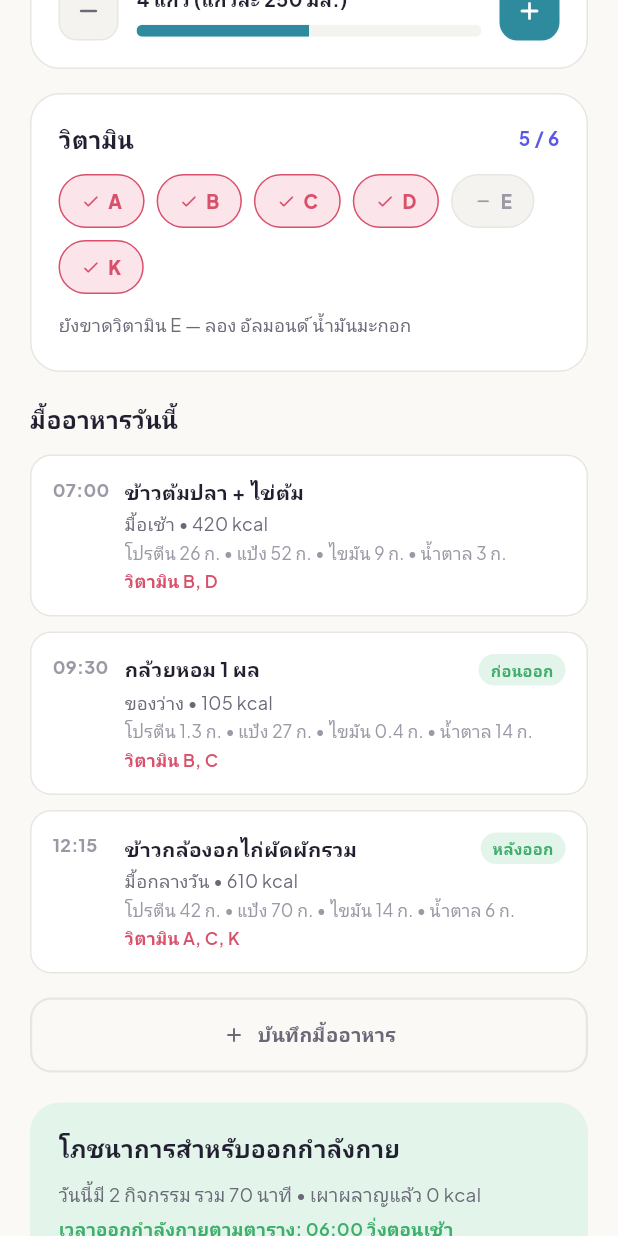
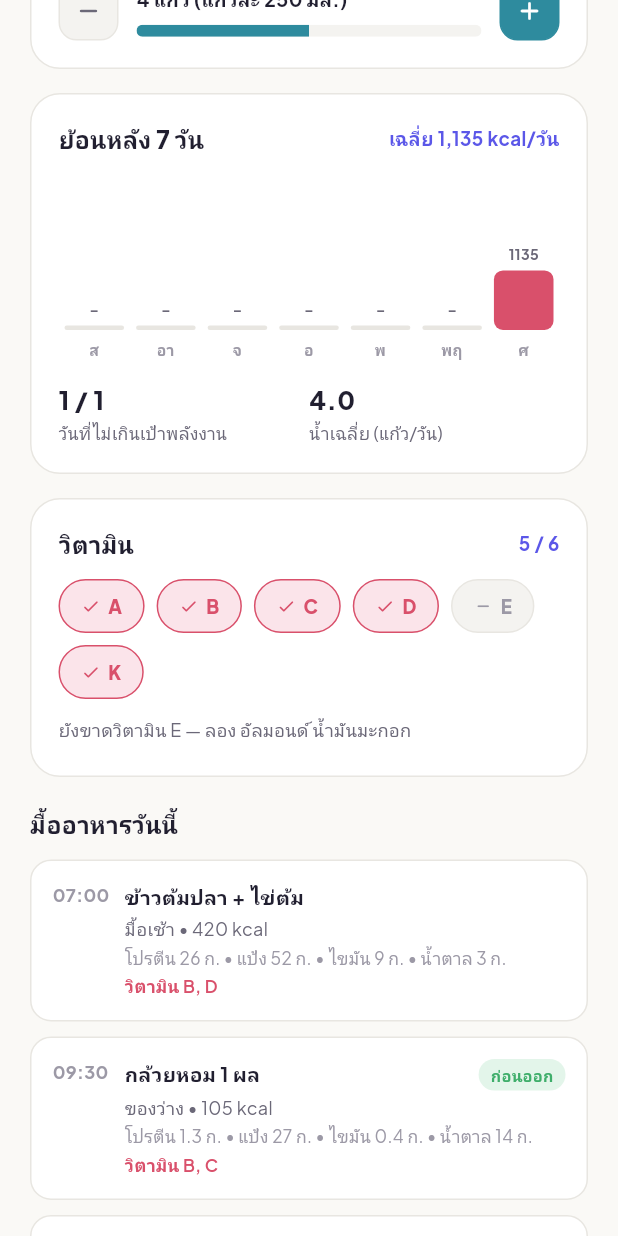
Before and after one commit to pakaneeserviceprogram-a11y/PROGRAMPLANNER, a Flutter app: the NutritionScreen screen opened directly, scrolled down 576 dp, on a phone screen of 412 x 824 dp. Run offline on Flutter 3.47's test engine with Material 3 defaults, Android fonts, the phone set to English and light mode, and no system bars; our stand-ins replace file_picker, flutter_local_notifications, flutter_timezone, font_awesome_flutter, google_fonts, hive_flutter and 2 more; accounts and stored records are empty.

Commit message:
เพิ่มกราฟโภชนาการย้อนหลัง 7 วันในหน้าทานอาหาร & โภชนาการ
- NutritionHistory รวมมื้ออาหาร + น้ำดื่มรายวัน โดยค่าเฉลี่ยนับเฉพาะวันที่บันทึกไว้จริง
- การ์ดใหม่: แท่งพลังงานรายวัน (แดง = เกินเป้า), เฉลี่ย kcal/วัน, วันที่ไม่เกินเป้า, น้ำเฉลี่ย
- test ใหม่ nutrition_history_test.dart (6) รวม 137 tests

Co-Authored-By: Claude Opus 5 <noreply@anthropic.com>
Claude-Session: https://claude.ai/code/session_019gGnQ312srrT2TZEqFgTSj

```diff
--- /dev/null
+++ b/lifeplan_app/lib/data/nutrition_history.dart
@@ -0,0 +1,67 @@
+import '../models/meal_entry.dart';
+import '../models/water_log.dart';
+import 'repositories/meal_repository.dart';
+import 'repositories/water_repository.dart';
+
+/// สรุปโภชนาการของหนึ่งวัน (ใช้ในกราฟย้อนหลัง)
+class DayNutrition {
+  final DateTime date;
+  final NutritionTotals totals;
+  final int waterMl;
+
+  const DayNutrition({required this.date, required this.totals, required this.waterMl});
+
+  int get glasses => (waterMl / WaterLog.glassMl).floor();
+
+  /// วันที่ยังไม่ได้บันทึกอะไรเลย — ไม่ควรถูกนับเป็น "วันที่กินน้อย"
+  bool get isEmpty => totals.mealCount == 0 && waterMl == 0;
+}
+
+/// ย้อนหลัง N วันของหน้าโภชนาการ (วันเก่าสุดอยู่หน้า วันนี้อยู่ท้าย)
+class NutritionHistory {
+  final List<DayNutrition> days;
+
+  const NutritionHistory(this.days);
+
+  factory NutritionHistory.of(
+    MealRepository meals,
+    WaterRepository water, {
+    int days = 7,
+    DateTime? today,
+  }) {
+    final end = today ?? DateTime.now();
+    return NutritionHistory([
+      for (var i = days - 1; i >= 0; i--)
+        () {
+          // ลบวันแบบปฏิทิน ไม่ใช้ Duration — กันคลาดในวันเปลี่ยนเวลาออมแสง
+          final day = DateTime(end.year, end.month, end.day - i);
+          return DayNutrition(
+            date: day,
+            totals: NutritionTotals.of(meals.getForDay(day)),
+            waterMl: water.getForDay(day).milliliters,
+          );
+        }(),
+    ]);
+  }
+
+  /// เฉพาะวันที่บันทึกไว้จริง — ค่าเฉลี่ยจะได้ไม่ถูกถ่วงให้ต่ำด้วยวันที่ยังไม่ได้ใช้แอป
+  List<DayNutrition> get loggedDays => days.where((d) => !d.isEmpty).toList();
+
+  int get averageCalories {
+    final logged = loggedDays;
+    if (logged.isEmpty) return 0;
+    return (logged.fold<int>(0, (s, d) => s + d.totals.calories) / logged.length).round();
+  }
+
+  double get averageWaterGlasses {
+    final logged = loggedDays;
+    if (logged.isEmpty) return 0;
+    return logged.fold<int>(0, (s, d) => s + d.glasses) / logged.length;
+  }
+
+  /// จำนวนวันที่พลังงานไม่เกินเป้า (นับเฉพาะวันที่บันทึกไว้)
+  int daysWithinCalorieTarget(int target) =>
+      loggedDays.where((d) => target <= 0 || d.totals.calories <= target).length;
+
+  int get maxCalories => days.fold<int>(0, (a, d) => d.totals.calories > a ? d.totals.calories : a);
+}
--- a/lifeplan_app/lib/screens/nutrition_screen.dart
+++ b/lifeplan_app/lib/screens/nutrition_screen.dart
@@ -18,6 +18,8 @@ import '../widgets/back_button_circle.dart';
 import '../widgets/form_sheet.dart';
 import '../widgets/progress_track.dart';
 import '../widgets/section_heading.dart';
+import '../data/calendar_utils.dart';
+import '../data/nutrition_history.dart';
 
 /// โมดูลทานอาหาร & โภชนาการ — บันทึกมื้ออาหารพร้อมคุณค่าทางโภชนาการ
 /// (แคลอรี่ • โปรตีน • แป้ง • ไขมัน • น้ำตาล • วิตามิน), ติดตามการดื่มน้ำ
@@ -292,6 +294,7 @@ class NutritionScreen extends StatelessWidget {
             final netCalories = totals.calories - burnedCalories;
 
             final calorieProgress = goals.calorieTarget > 0 ? totals.calories / goals.calorieTarget : 0.0;
+            final history = NutritionHistory.of(mealRepo, waterRepo, today: today);
 
             return ListView(
               padding: const EdgeInsets.fromLTRB(20, 16, 20, 24),
@@ -420,6 +423,47 @@ class NutritionScreen extends StatelessWidget {
                           _WaterButton(icon: Icons.add_rounded, onTap: () => waterRepo.addGlass(), filled: true),
                         ],
                       ),
+                    ],
+                  ),
+                ),
+                const SizedBox(height: 16),
+
+                // ย้อนหลัง 7 วัน — ข้อมูลเก็บแยกตามวันอยู่แล้ว การ์ดนี้แค่เอามาวางเทียบกัน
+                AppCard(
+                  child: Column(
+                    crossAxisAlignment: CrossAxisAlignment.start,
+                    children: [
+                      SectionHeading(
+                        title: 'ย้อนหลัง 7 วัน',
+                        action: history.loggedDays.isEmpty ? null : 'เฉลี่ย ${_int(history.averageCalories)} kcal/วัน',
+                      ),
+                      const SizedBox(height: 12),
+                      if (history.loggedDays.isEmpty)
+                        const Padding(
+                          padding: EdgeInsets.symmetric(vertical: 8),
+                          child: Text('ยังไม่มีบันทึกย้อนหลัง — บันทึกมื้ออาหารสัก 2–3 วันแล้วกลับมาดูแนวโน้มได้',
+                              style: TextStyle(fontSize: 12.5, color: AppColors.textFaint)),
+                        )
+                      else ...[
+                        _HistoryChart(history: history, calorieTarget: goals.calorieTarget),
+                        const SizedBox(height: 14),
+                        Row(
+                          children: [
+                            Expanded(
+                              child: _HistoryStat(
+                                value: '${history.daysWithinCalorieTarget(goals.calorieTarget)} / ${history.loggedDays.length}',
+                                label: 'วันที่ไม่เกินเป้าพลังงาน',
+                              ),
+                            ),
+                            Expanded(
+                              child: _HistoryStat(
+                                value: history.averageWaterGlasses.toStringAsFixed(1),
+                                label: 'น้ำเฉลี่ย (แก้ว/วัน)',
+                              ),
+                            ),
+                          ],
+                        ),
+                      ],
                     ],
                   ),
                 ),
@@ -812,3 +856,83 @@ class _TimingRow extends StatelessWidget {
     );
   }
 }
+
+/// แท่งพลังงานของแต่ละวัน — สีแดงคือวันที่เกินเป้า วันที่ยังไม่บันทึกเป็นแท่งจาง
+class _HistoryChart extends StatelessWidget {
+  final NutritionHistory history;
+  final int calorieTarget;
+
+  const _HistoryChart({required this.history, required this.calorieTarget});
+
+  @override
+  Widget build(BuildContext context) {
+    // สเกลอิงวันที่กินมากสุด แต่ไม่ต่ำกว่าเป้า เพื่อให้เส้นเป้าหมายอยู่ในกรอบเสมอ
+    final maxValue = [history.maxCalories, calorieTarget, 1].reduce((a, b) => a > b ? a : b);
+
+    return Column(
+      children: [
+        SizedBox(
+          height: 104,
+          child: Row(
+            crossAxisAlignment: CrossAxisAlignment.end,
+            children: history.days.map((d) {
+              final over = calorieTarget > 0 && d.totals.calories > calorieTarget;
+              final ratio = d.isEmpty ? 0.0 : (d.totals.calories / maxValue).clamp(0.04, 1.0);
+              return Expanded(
+                child: Column(
+                  mainAxisAlignment: MainAxisAlignment.end,
+                  children: [
+                    Text(
+                      d.isEmpty ? '–' : '${d.totals.calories}',
+                      style: const TextStyle(fontSize: 9.5, fontWeight: FontWeight.w700, color: AppColors.textMuted),
+                    ),
+                    const SizedBox(height: 4),
+                    Container(
+                      margin: const EdgeInsets.symmetric(horizontal: 4),
+                      height: d.isEmpty ? 3 : 70 * ratio,
+                      decoration: BoxDecoration(
+                        color: d.isEmpty ? AppColors.border : (over ? NutritionScreen._dangerColor : NutritionScreen._category.color),
+                        borderRadius: BorderRadius.circular(6),
+                      ),
+                    ),
+                  ],
+                ),
+              );
+            }).toList(),
+          ),
+        ),
+        const SizedBox(height: 6),
+        Row(
+          children: history.days
+              .map((d) => Expanded(
+                    child: Text(
+                      CalendarUtils.weekdayShort[d.date.weekday - 1],
+                      textAlign: TextAlign.center,
+                      style: const TextStyle(fontSize: 10, fontWeight: FontWeight.w600, color: AppColors.textFaint),
+                    ),
+                  ))
+              .toList(),
+        ),
+      ],
+    );
+  }
+}
+
+class _HistoryStat extends StatelessWidget {
+  final String value;
+  final String label;
+
+  const _HistoryStat({required this.value, required this.label});
+
+  @override
+  Widget build(BuildContext context) {
+    return Column(
+      crossAxisAlignment: CrossAxisAlignment.start,
+      children: [
+        Text(value, style: const TextStyle(fontSize: 17, fontWeight: FontWeight.w800)),
+        const SizedBox(height: 2),
+        Text(label, style: const TextStyle(fontSize: 11.5, color: AppColors.textMuted)),
+      ],
+    );
+  }
+}
```
Also changed, not shown: 3 other files.
